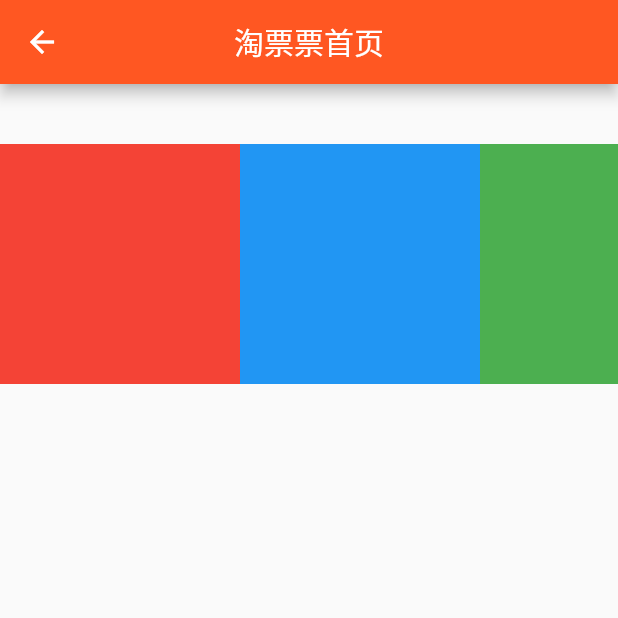
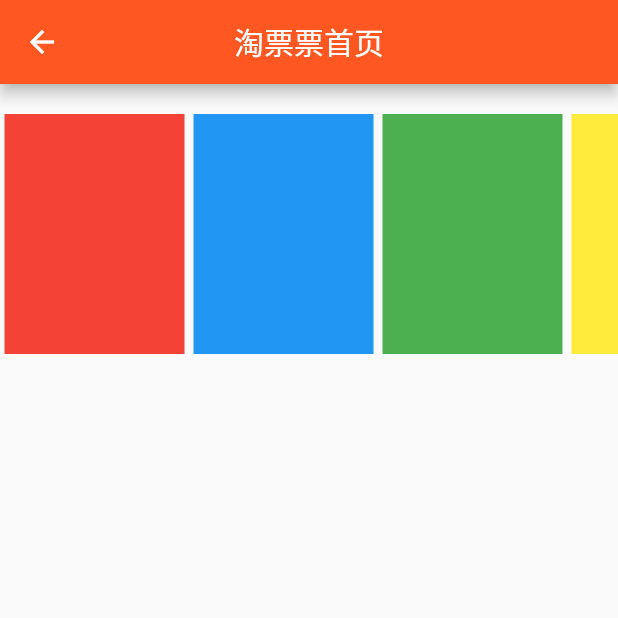
Before and after one commit to luogue/flutter, a Flutter app: the Index screen opened by its route, on a phone screen of 412 x 824 dp, the top half of it. Run offline on Flutter 3.47's test engine with Material 2 defaults, Android fonts, the phone set to English and light mode, and no system bars; our stand-ins replace dio; network calls fail.

Commit message:
高度调整

```diff
--- a/lib/pages/tpp/index.dart
+++ b/lib/pages/tpp/index.dart
@@ -80,73 +80,40 @@
       //     )
       //   ],
       // )
-        body: new Container(
+        body: Container(
           margin: new EdgeInsets.symmetric(vertical: 20.0),
-          height: 200.0,
+          height: 160.0,
           child: ListView(
             scrollDirection: Axis.horizontal,
             children: <Widget>[
               Container(
-                margin: new EdgeInsets.symmetric(vertical: 20.0),
-                width: 160.0,
+                margin: EdgeInsets.symmetric(horizontal: 3.0),
+                width: 120.0,
                 color: Colors.red,
               ),
               Container(
-                margin: new EdgeInsets.symmetric(vertical: 20.0),
-                width: 160.0,
+                margin: new EdgeInsets.symmetric(horizontal: 3.0),
+                width: 120.0,
                 color: Colors.blue,
               ),
               Container(
-                margin: new EdgeInsets.symmetric(vertical: 20.0),
-                width: 160.0,
+                margin: new EdgeInsets.symmetric(horizontal: 3.0),
+                width: 120.0,
                 color: Colors.green,
               ),
               Container(
-                margin: new EdgeInsets.symmetric(vertical: 20.0),
-                width: 160.0,
+                margin: new EdgeInsets.symmetric(horizontal: 3.0),
+                width: 120.0,
                 color: Colors.yellow,
               ),
               Container(
-                margin: new EdgeInsets.symmetric(vertical: 20.0),
-                width: 160.0,
+                margin: new EdgeInsets.symmetric(horizontal: 3.0),
+                width: 120.0,
                 color: Colors.orange,
               ),
             ],
           ),
         ),
-      // body: Column(
-      //   children: <Widget>[
-      //     Flex(
-      //       direction: Axis.horizontal,
-      //       children: <Widget>[
-      //         Text('即将上映'),
-      //         Text('全部')
-      //       ]
-      //     ),
-      //     ListView(
-      //       children: <Widget>[
-      //         Text('1'),
-      //         Text('1'),
-      //         Text('1'),
-      //         Text('1'),
-      //         Text('1'),
-      //         Text('1'),
-      //         Text('1'),
-      //         Text('1'),
-      //       ],
-      //     )
-      //     // _renderItem(_advertisementList)
-      //     // ListView(
-      //     //   shrinkWrap: true,
-      //     //   children: <Widget>[
-      //     //     Container(
-      //     //       child: Text('数据')
-      //     //     )
-      //     //   ],
-      //     //   // children: list,
-      //     // )
-      //   ]
-      // )
     );
   }
 }
```
